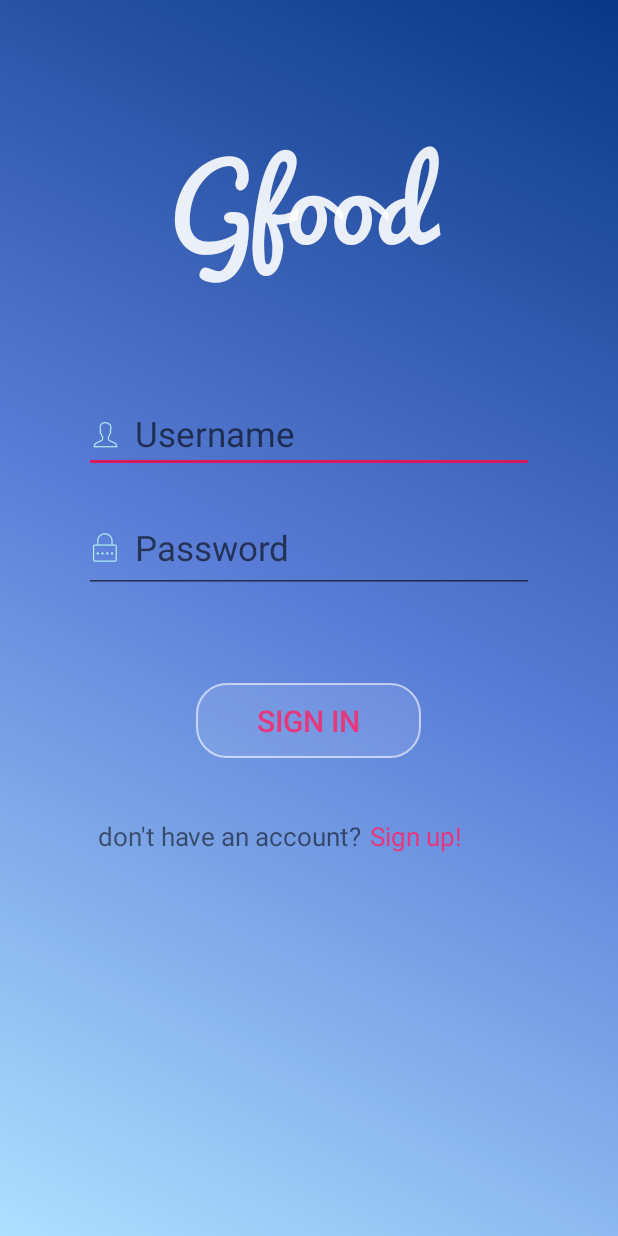
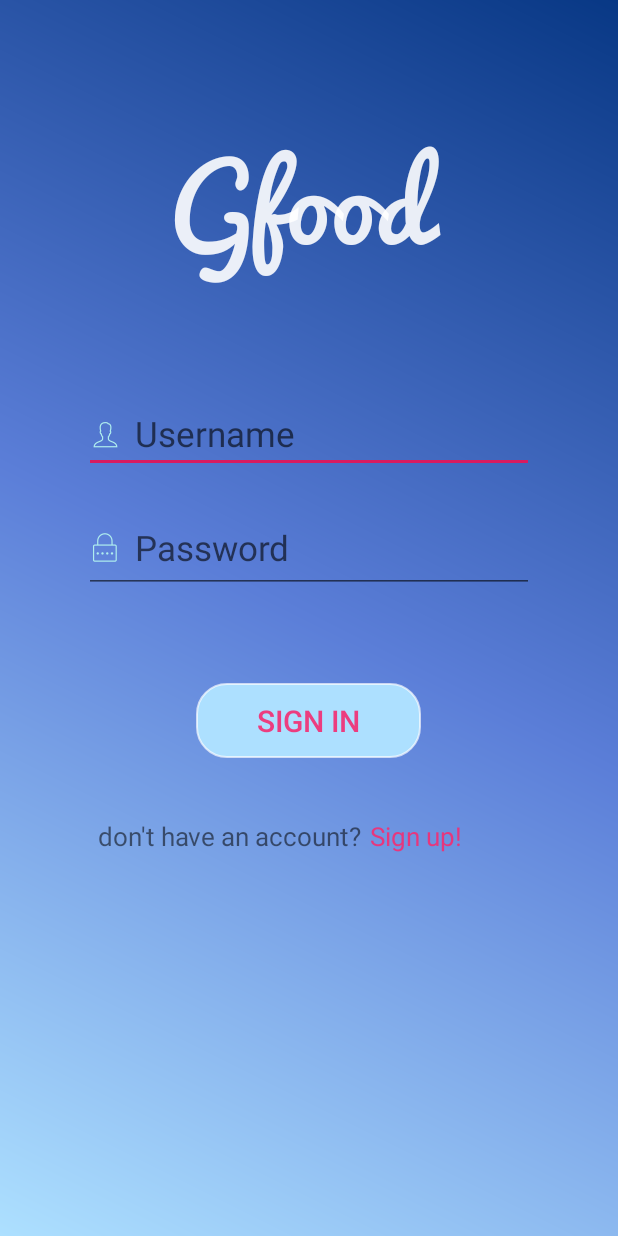
Before and after one commit to NamNguyen1606/GFood, an Android app: the layout fragment_sign_in.xml on its own in the app's theme, with its tools: preview values and no code run, on a phone screen of 412 x 824 dp. Run offline under Robolectric (Android 15) with nearby library versions, the phone set to English and light mode, and no system bars.

Commit message:
update 9/10/2019

```diff
--- a/app/src/main/java/com/example/gfood/activity/RestaurantPage.java
+++ b/app/src/main/java/com/example/gfood/activity/RestaurantPage.java
@@ -63,6 +63,7 @@ public class RestaurantPage extends AppCompatActivity {
         apiService.getlListProduct(url).enqueue(new Callback<Product>() {
             @Override
             public void onResponse(Call<Product> call, Response<Product> response) {
+                Log.e("RES" , "Right");
                 productList = response.body().getResults();
                 productAdapter = new ProductAdapter(getApplicationContext(), R.layout.listview_product, productList);
                 lvResMenu.setAdapter(productAdapter);
@@ -70,10 +71,9 @@ public class RestaurantPage extends AppCompatActivity {
 
             @Override
             public void onFailure(Call<Product> call, Throwable t) {
-
+                Log.e("RES" , "Wrong");
             }
         });
-
     }
 
 }
--- a/app/src/main/java/com/example/gfood/retrofit2/service/APIService.java
+++ b/app/src/main/java/com/example/gfood/retrofit2/service/APIService.java
@@ -41,8 +41,6 @@ public interface APIService {
     Call<Restaurant> getListRestaurant();
 
     // Get list Product
-
     @GET
     Call<Product> getlListProduct(@Url String url);
-
 }
--- a/app/src/main/res/drawable-v21/ripple_effect_raise.xml
+++ b/app/src/main/res/drawable-v21/ripple_effect_raise.xml
@@ -1,12 +1,12 @@
 <?xml version="1.0" encoding="utf-8"?>
-<ripple android:color="#023C9B"
+<ripple android:color="#D0054FC7"
     xmlns:android="http://schemas.android.com/apk/res/android" >
     <item>
         <shape android:shape="rectangle">
             <size android:height="50dp"
                 android:width="150dp"/>
-            <solid android:color="#1AFFFCFC"/>
-            <stroke android:color="#9AFFFFFF"
+            <solid android:color="#ADE0FF"/>
+            <stroke android:color="#ABFFFFFF"
                 android:width="1dp" />
             <corners
                 android:radius="20dp" />
--- a/app/src/main/res/drawable/ripple_effect_raise.xml
+++ b/app/src/main/res/drawable/ripple_effect_raise.xml
@@ -1,5 +1,15 @@
 <?xml version="1.0" encoding="utf-8"?>
-<ripple android:color="@color/colorAccent"
+<ripple android:color="#054FC7"
     xmlns:android="http://schemas.android.com/apk/res/android" >
-
+    <item>
+        <shape android:shape="rectangle">
+            <size android:height="50dp"
+                android:width="150dp"/>
+            <solid android:color="#DA00BCD4"/>
+            <stroke android:color="#A3FFFFFF"
+                android:width="1dp" />
+            <corners
+                android:radius="20dp" />
+        </shape>
+    </item>
 </ripple>
```
Also changed, not shown: app/src/main/java/com/example/gfood/activity/HomeFragment.java (+10 -3 lines), app/src/main/java/com/example/gfood/activity/SignInFragment.java (+12 -33 lines), app/src/main/java/com/example/gfood/retrofit2/model/Category.java (added, +67 -0 lines), app/src/main/java/com/example/gfood/retrofit2/model/Product.java (+3 -4 lines), app/src/main/java/com/example/gfood/retrofit2/model/ResultProduct.java (+6 -6 lines), app/src/main/res/layout/fragment_cart.xml (+15 -26 lines).
